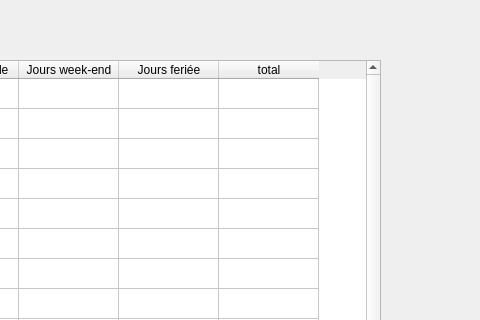
Before: the Qt Designer form ui/recap.ui in otmanLAHRECHE/EPSP_Garde_Project, drawn with Qt 5; both pictures show x 320 to 800 and y 0 to 320 of the 800 by 600 pixel window.
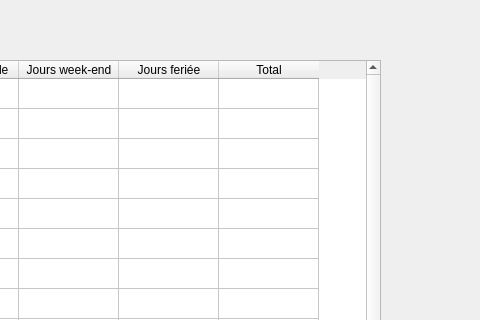
After: the same form once the commit is applied.

Patch:
```diff
--- a/ui/recap.ui
+++ b/ui/recap.ui
@@ -166,7 +166,7 @@
     </column>
     <column>
      <property name="text">
-      <string>total</string>
+      <string>Total</string>
      </property>
     </column>
    </widget>
```
